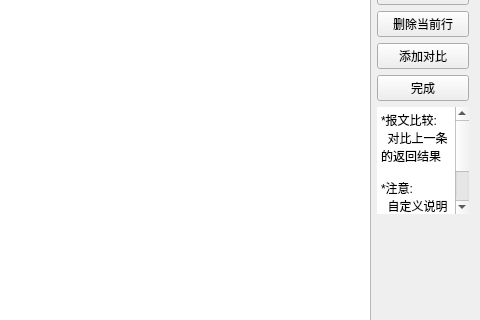
Qt form UI_MessageCompose.ui (qwerttqq95/698_Special) before a commit; both pictures show x 289 to 769 and y 160 to 480 of the 769 by 592 pixel window.
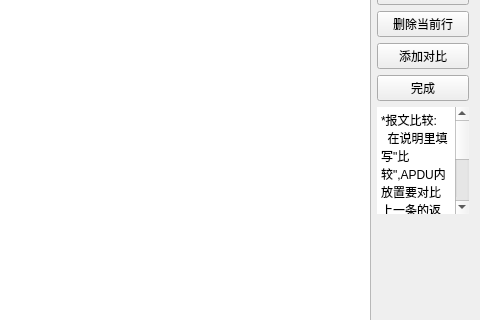
The same form after that commit.

```diff
--- a/UI_MessageCompose.ui
+++ b/UI_MessageCompose.ui
@@ -154,7 +154,7 @@
      <item>
       <widget class="QTextEdit" name="textEdit">
        <property name="sizePolicy">
-        <sizepolicy hsizetype="Ignored" vsizetype="Ignored">
+        <sizepolicy hsizetype="Ignored" vsizetype="Maximum">
          <horstretch>0</horstretch>
          <verstretch>19</verstretch>
         </sizepolicy>
@@ -215,10 +215,10 @@
 p, li { white-space: pre-wrap; }
 &lt;/style&gt;&lt;/head&gt;&lt;body style=&quot; font-family:'SimSun'; font-size:9pt; font-weight:400; font-style:normal;&quot;&gt;
 &lt;p style=&quot; margin-top:0px; margin-bottom:0px; margin-left:0px; margin-right:0px; -qt-block-indent:0; text-indent:0px;&quot;&gt;*报文比较:&lt;/p&gt;
-&lt;p style=&quot; margin-top:0px; margin-bottom:0px; margin-left:0px; margin-right:0px; -qt-block-indent:0; text-indent:0px;&quot;&gt;  对比上一条的返回结果&lt;/p&gt;
+&lt;p style=&quot; margin-top:0px; margin-bottom:0px; margin-left:0px; margin-right:0px; -qt-block-indent:0; text-indent:0px;&quot;&gt;  在说明里填写&amp;quot;比较&amp;quot;,APDU内放置要对比上一条的返回结果&lt;/p&gt;
 &lt;p style=&quot;-qt-paragraph-type:empty; margin-top:0px; margin-bottom:0px; margin-left:0px; margin-right:0px; -qt-block-indent:0; text-indent:0px;&quot;&gt;&lt;br /&gt;&lt;/p&gt;
 &lt;p style=&quot; margin-top:0px; margin-bottom:0px; margin-left:0px; margin-right:0px; -qt-block-indent:0; text-indent:0px;&quot;&gt;*注意:&lt;/p&gt;
-&lt;p style=&quot; margin-top:0px; margin-bottom:0px; margin-left:0px; margin-right:0px; -qt-block-indent:0; text-indent:0px;&quot;&gt;  自定义说明不可包含&amp;quot;延时&amp;quot;&amp;quot;对比&amp;quot;等字样&lt;/p&gt;&lt;/body&gt;&lt;/html&gt;</string>
+&lt;p style=&quot; margin-top:0px; margin-bottom:0px; margin-left:0px; margin-right:0px; -qt-block-indent:0; text-indent:0px;&quot;&gt;  说明不可包含&amp;quot;延时&amp;quot;&amp;quot;比较&amp;quot;等字样&lt;/p&gt;&lt;/body&gt;&lt;/html&gt;</string>
        </property>
        <property name="acceptRichText">
         <bool>false</bool>
```
Left out of the diff: 3 changed lines with no effect on the pictures.
